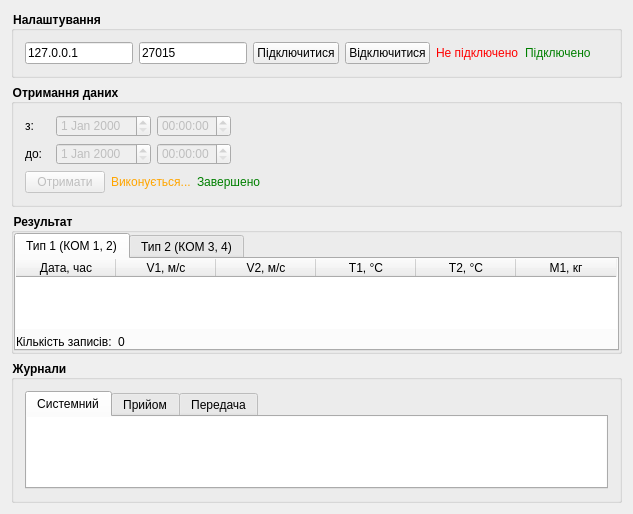
Old version of the form client/ClientWindow.ui in the repository darkjedi9922/winsock-cw.
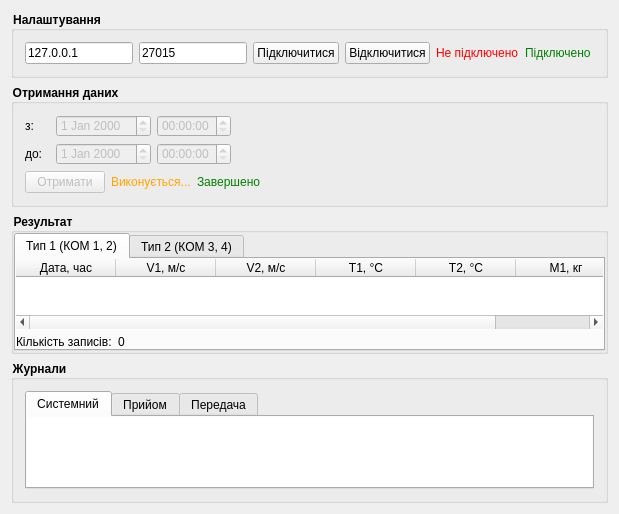
New version of the form.

What changed in the file:
```diff
--- a/client/ClientWindow.ui
+++ b/client/ClientWindow.ui
@@ -6,8 +6,8 @@
    <rect>
     <x>0</x>
     <y>0</y>
-    <width>633</width>
-    <height>483</height>
+    <width>619</width>
+    <height>504</height>
    </rect>
   </property>
   <property name="windowTitle">
```
